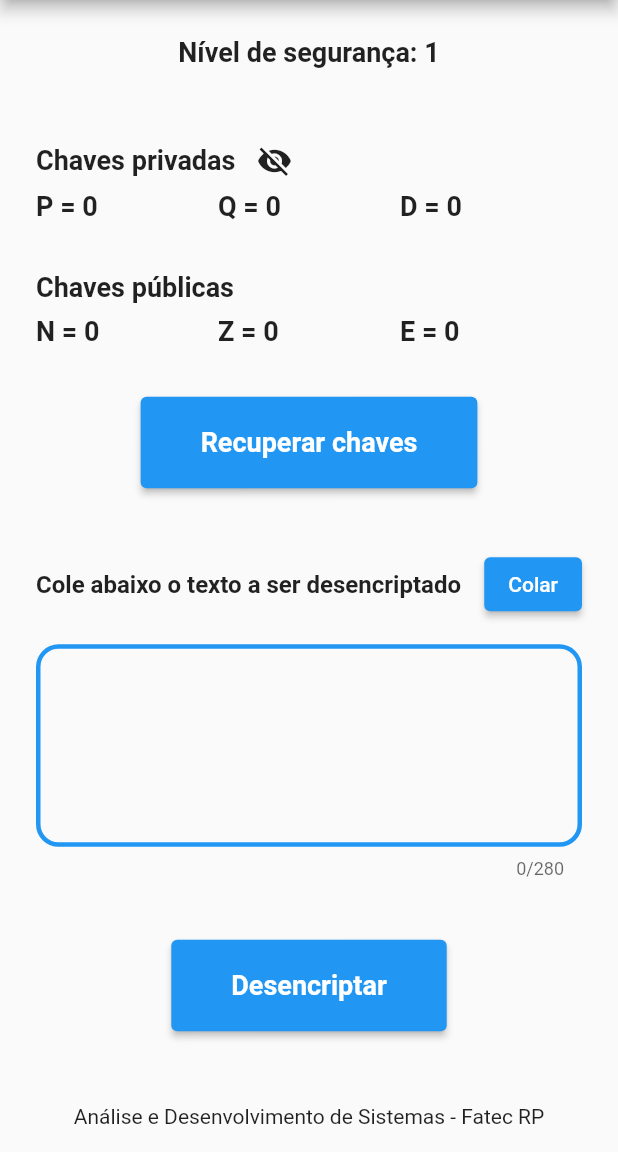
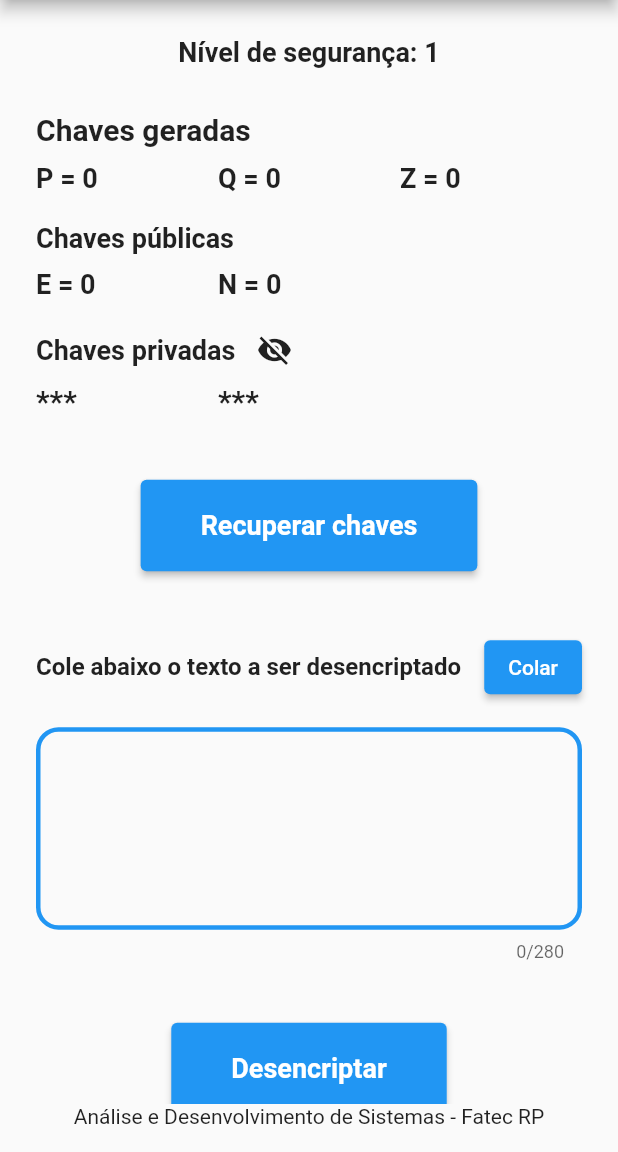
Before and after one commit to WallisonRP/rsa_fatec, a Flutter app: the DecryptPage screen opened by its route, on a phone screen of 412 x 824 dp, the part 84-1236 px from its top. Run offline on Flutter 3.47's test engine with Material 2 defaults, Android fonts, the phone set to English and light mode, and no system bars; our stand-ins replace shared_preferences, syncfusion_flutter_sliders; accounts and stored records are empty.

Commit message:
botao esconder chave privada

```diff
--- a/lib/view/decrypt_page.dart
+++ b/lib/view/decrypt_page.dart
@@ -30,6 +30,8 @@ class _DecryptPageState extends State<DecryptPage> {
   int d = 0;
   int e = 0;
   int seguranca = 1;
+  var icon = Icons.visibility_off;
+  String dPrivado = '***';
 
   @override
   Widget build(BuildContext context) {
@@ -54,43 +56,92 @@ class _DecryptPageState extends State<DecryptPage> {
                   tamanho: 18,
                 ),
               ),
-              SizedBox(height: 50),
+              SizedBox(height: 30),
+              Column(
+                children: [
+                  Row(
+                    children: [
+                      MoldeTexto(texto: "Chaves geradas", tamanho: 20.0),
+                    ],
+                  ),
+                  SizedBox(
+                    height: 10,
+                  ),
+                  Container(
+                    child: GridView.count(
+                      shrinkWrap: true,
+                      childAspectRatio: (1.0 / 0.2),
+                      crossAxisCount: 3,
+                      children: [
+                        MoldeTexto(texto: "P = $p", tamanho: 18.0),
+                        MoldeTexto(texto: "Q = $q", tamanho: 18.0),
+                        MoldeTexto(texto: "Z = $z", tamanho: 18.0),
+                      ],
+                    ),
+                  ),
+                  SizedBox(
+                    height: 16,
+                  ),
+                  Row(
+                    children: [
+                      MoldeTexto(texto: "Chaves públicas", tamanho: 18.0),
+                    ],
+                  ),
+                  SizedBox(
+                    height: 10,
+                  ),
+                  Container(
+                    child: GridView.count(
+                      shrinkWrap: true,
+                      childAspectRatio: (1.0 / 0.2),
+                      crossAxisCount: 3,
+                      children: [
+                        MoldeTexto(texto: "E = $e", tamanho: 18.0),
+                        MoldeTexto(texto: "N = $n", tamanho: 18.0),
+                      ],
+                    ),
+                  ),
+                  SizedBox(
+                    height: 18,
+                  ),
                   Row(
                     children: [
                       MoldeTexto(texto: "Chaves privadas", tamanho: 18),
-                  SizedBox(width: 14),
-                  Icon(Icons.visibility_off)
+                      SizedBox(width: 14.0),
+                      GestureDetector(
+                        child: Icon(icon),
+                        onTap: () {
+                          if (icon == Icons.visibility_off) {
+                            icon = Icons.visibility;
+                          } else if (icon == Icons.visibility) {
+                            icon = Icons.visibility_off;
+                          }
+                          setState(() {});
+                        },
+                      )
                     ],
                   ),
-              SizedBox(height: 8),
+                  SizedBox(
+                    height: 10,
+                  ),
                   Container(
                     child: GridView.count(
                       shrinkWrap: true,
-                  childAspectRatio: (1 / 0.2),
+                      childAspectRatio: (1.0 / 0.2),
                       crossAxisCount: 3,
                       children: [
-                    MoldeTexto(texto: "P = $p", tamanho: 18),
-                    MoldeTexto(texto: "Q = $q", tamanho: 18),
-                    MoldeTexto(texto: "D = $d", tamanho: 18),
+                        icon == Icons.visibility_off
+                            ? MoldeTexto(texto: "$dPrivado", tamanho: 20)
+                            : MoldeTexto(texto: "D = $d", tamanho: 18),
+                        icon == Icons.visibility_off
+                            ? MoldeTexto(texto: "$dPrivado", tamanho: 20)
+                            : MoldeTexto(texto: "N = $n", tamanho: 18),
                       ],
                     ),
                   ),
-              SizedBox(height: 30),
-              MoldeTexto(texto: "Chaves públicas", tamanho: 18),
-              SizedBox(height: 8),
-              Container(
-                child: GridView.count(
-                  shrinkWrap: true,
-                  childAspectRatio: (1 / 0.2),
-                  crossAxisCount: 3,
-                  children: [
-                    MoldeTexto(texto: "N = $n", tamanho: 18),
-                    MoldeTexto(texto: "Z = $z", tamanho: 18),
-                    MoldeTexto(texto: "E = $e", tamanho: 18),
                 ],
               ),
-              ),
-              SizedBox(height: 30),
+              SizedBox(height: 40),
               Center(
                 child: ElevatedButton(
                   onPressed: () async {
```
Also changed, not shown: lib/view/encrypt_page.dart (+53 -27 lines). Lines whose indentation alone changed are shown as unchanged.
